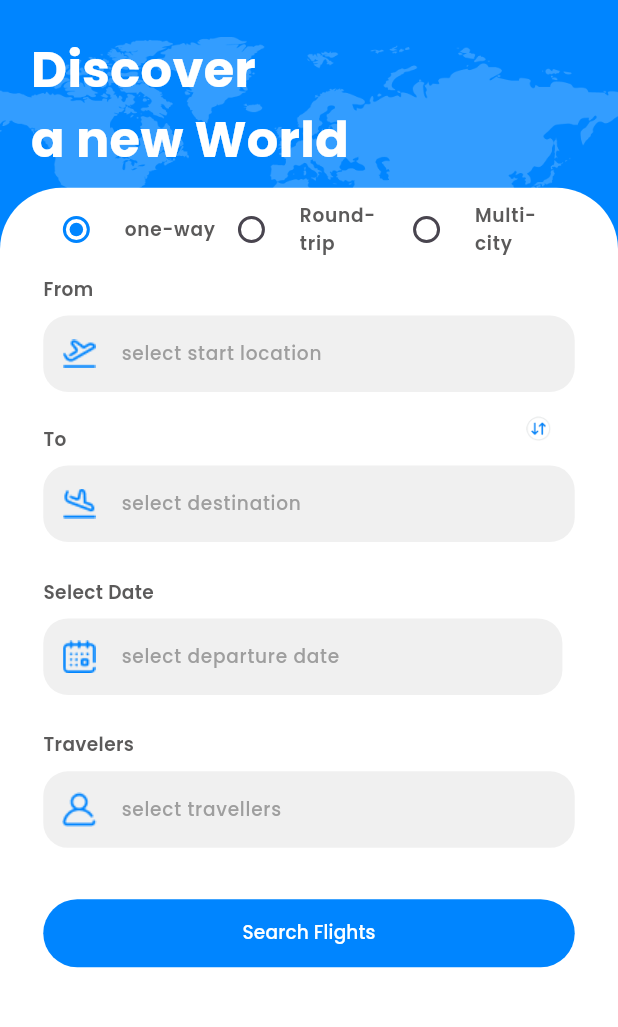
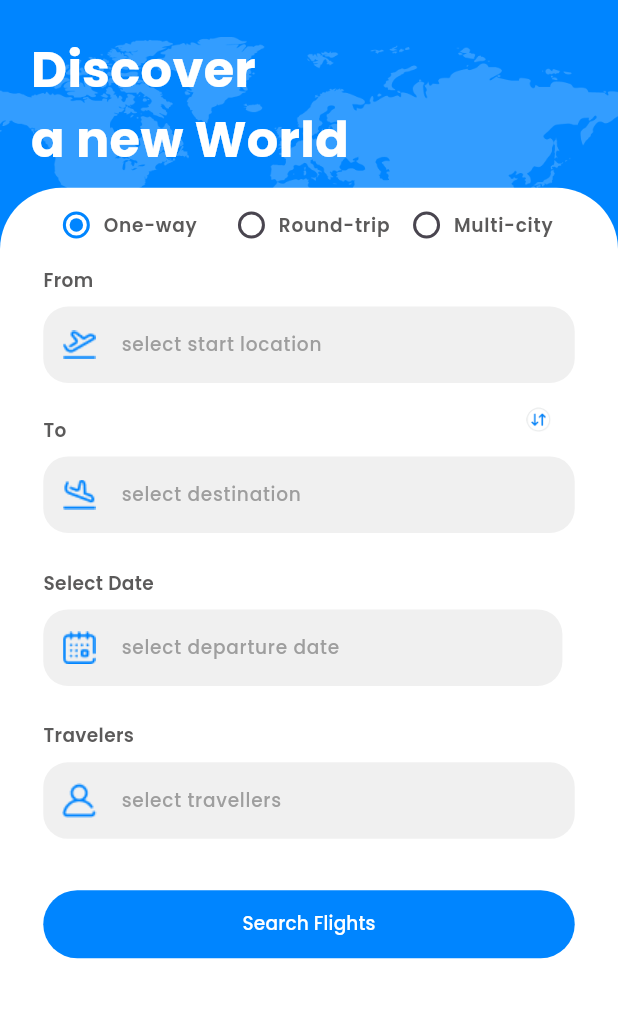
Before and after one commit to MetoIsTheKing/Graduation-Project-2025, a Flutter app: the ExploreScreen screen opened by its route, after a tap on "Flight", on a phone screen of 412 x 824 dp, the part 62-1089 px from its top. Run offline on Flutter 3.47's test engine with Material 3 defaults, Android fonts, the phone set to English and light mode, and no system bars; our stand-ins replace bloc, cherry_toast, connectivity_plus, country_picker, device_preview, dio and 6 more; missing offline and left inert: dot_curved_bottom_nav; accounts and stored records are empty; network calls fail; project files that could hold a hidden picture were left out.

Commit message:
some adjustments on flights mainly the scroll issue on multicity

```diff
--- a/lib/app.dart
+++ b/lib/app.dart
@@ -18,7 +18,7 @@ class MyApp extends StatelessWidget {
         builder: DevicePreview.appBuilder,
         debugShowCheckedModeBanner: false,
         onGenerateRoute: AppRouter().generateRoute,
-        initialRoute: Routes.mainHome,
+        initialRoute: Routes.flights,
       ),
     );
   }
--- a/lib/features/home/explore/flights/presentation/pages/flights_screen.dart
+++ b/lib/features/home/explore/flights/presentation/pages/flights_screen.dart
@@ -104,30 +104,46 @@ class _FlightsScreenState extends State<FlightsScreen> {
       builder: (context) {
         DateTime? tempPickedDate = !isReturnDate
             ? selecteFlightModel.departureDate
-            : selecteFlightModel.returnDate; // Use temp variable inside builder
+            : selecteFlightModel.returnDate;
 
         return Theme(
           data: ThemeData(
             colorScheme: ColorScheme.light(
-              primary: AppColors.appBlue, // Change selection color to blue
+              primary: AppColors.appBlue,
+            ),
+            textTheme: TextTheme(
+              bodyLarge: TextStyles.medium20(deviceInfo, Colors.black).copyWith(
+                  fontSize: deviceInfo.screenWidth * 0.035), // Responsive text
             ),
           ),
           child: Column(
             mainAxisSize: MainAxisSize.min,
             children: [
+              Padding(
+                padding: const EdgeInsets.all(16.0),
+                child: Text(
+                  "Select Date",
+                  style: TextStyles.mediumDark16
+                      .copyWith(fontSize: deviceInfo.screenWidth * 0.05),
+                ),
+              ),
               CalendarDatePicker(
                 initialDate: tempPickedDate ?? DateTime.now(),
                 firstDate: DateTime.now(),
                 lastDate: DateTime(2030),
                 onDateChanged: (date) {
-                  tempPickedDate = date; // Update temp variable
+                  tempPickedDate = date;
                 },
               ),
               TextButton(
                 onPressed: () {
-                  Navigator.pop(context, tempPickedDate); // Return picked date
+                  Navigator.pop(context, tempPickedDate);
                 },
-                child: Text("Select"),
+                child: Text(
+                  "Select",
+                  style: TextStyles.medium20(deviceInfo, Colors.blue)
+                      .copyWith(fontSize: deviceInfo.screenWidth * 0.05),
+                ),
               ),
               SizedBox(height: deviceInfo.screenHeight * 0.03),
             ],
@@ -152,7 +168,6 @@ class _FlightsScreenState extends State<FlightsScreen> {
       });
     }
   }
-
   ///////////////////////////////// Date Selection functions //////////////////////////////
 
   ///////////////////////////////// Buttons onPress functions //////////////////////////////
@@ -185,9 +200,12 @@ class _FlightsScreenState extends State<FlightsScreen> {
 
   void onDeleteCardPressed(int index) {
     setState(() {
+      if (multiCityList.length > 1) {
         multiCityList.removeAt(index);
+      }
     });
   }
+
   ///////////////////////////////// Buttons onPress functions //////////////////////////////
 
   ///////////////////////////////// Fields onTap functions //////////////////////////////
@@ -215,7 +233,7 @@ class _FlightsScreenState extends State<FlightsScreen> {
               height: deviceInfo.screenHeight * 0.76,
               padding: EdgeInsets.symmetric(
                 horizontal: deviceInfo.screenWidth * 0.02,
-                vertical: deviceInfo.screenHeight * 0.001,
+                vertical: deviceInfo.screenHeight * 0.01,
               ),
               width: double.infinity,
               decoration: BoxDecoration(
@@ -395,13 +413,13 @@ class _FlightsScreenState extends State<FlightsScreen> {
                                                 flightActionsModel,
                                             isTwoWay: true,
                                           ),
-                                          Column(
+                                          SingleChildScrollView(
+                                            child: Column(
                                               children: [
-                                              SizedBox(
-                                                height:
-                                                    deviceInfo.screenHeight *
-                                                        0.45,
-                                                child: ListView.builder(
+                                                ListView.builder(
+                                                  physics:
+                                                      NeverScrollableScrollPhysics(),
+                                                  shrinkWrap: true,
                                                   itemCount:
                                                       multiCityList.length,
                                                   itemBuilder:
@@ -421,7 +439,6 @@ class _FlightsScreenState extends State<FlightsScreen> {
                                                     );
                                                   },
                                                 ),
-                                              ),
                                                 selectedFlightType == 'option3'
                                                     ? CustomRoundedButton(
                                                         deviceInfo: deviceInfo,
@@ -429,7 +446,8 @@ class _FlightsScreenState extends State<FlightsScreen> {
                                                             'add another flight ?',
                                                         backgroundColor:
                                                             Colors.white,
-                                                      onPressed: flightActionsModel
+                                                        onPressed:
+                                                            flightActionsModel
                                                                 .onAddAnotherFlightPressed,
                                                         textColor:
                                                             AppColors.appBlue,
@@ -445,14 +463,20 @@ class _FlightsScreenState extends State<FlightsScreen> {
                                                   },
                                                   textColor: Colors.white,
                                                 ),
+                                                SizedBox(
+                                                  height:
+                                                      deviceInfo.screenHeight *
+                                                          0.03,
+                                                )
                                               ],
+                                            ),
                                           ),
                                         ],
                                       ),
                                     ),
                                   ),
                                   // SizedBox(
-                                  //   height: deviceInfo.screenHeight * 0.01,
+                                  //   height: deviceInfo.screenHeight * 0.05,
                                   // )
                                 ],
                               ),
--- a/lib/features/home/explore/flights/presentation/widgets/radio_tiles_row.dart
+++ b/lib/features/home/explore/flights/presentation/widgets/radio_tiles_row.dart
@@ -2,9 +2,7 @@ import 'package:flutter/material.dart';
 import 'package:graduation_project_2025/config/dependency_injection/di.dart';
 import 'package:graduation_project_2025/config/theming/text_styles.dart';
 import 'package:graduation_project_2025/core/responsive/Models/device_info.dart';
-
 import 'package:graduation_project_2025/core/utils/app_colors.dart';
-import 'package:graduation_project_2025/features/home/explore/flights/presentation/flights_utils.dart';
 
 class RadioTilesRow extends StatelessWidget {
   final String? selectedFlightType;
@@ -19,58 +17,64 @@ class RadioTilesRow extends StatelessWidget {
   @override
   Widget build(BuildContext context) {
     final deviceInfo = getIt<DeviceInfo>();
+    final options = [
+      {'value': 'option1', 'label': 'One-way'},
+      {'value': 'option2', 'label': 'Round-trip'},
+      {'value': 'option3', 'label': 'Multi-city'},
+    ];
 
     return Row(
       mainAxisAlignment: MainAxisAlignment.spaceBetween,
-      children: [
-        Expanded(
-          child: RadioListTile(
-            activeColor: AppColors.appBlue,
-            value: 'option1',
-            groupValue: selectedFlightType,
+      children: options.map((option) {
+        return Expanded(
+          child: FlightTypeRadioTile(
+            value: option['value']!,
+            label: option['label']!,
+            selectedValue: selectedFlightType,
             onChanged: onSelectedFlightType,
-            visualDensity: VisualDensity.compact, // Reduces space
-            contentPadding: EdgeInsets.zero, // Removes extra padding
-            title: Text('one-way',
-                style: TextStyles.semiBold18(deviceInfo, AppColors.appBlack)
-                    .copyWith(fontSize: deviceInfo.screenWidth * 0.03)),
+            deviceInfo: deviceInfo,
           ),
-        ),
-        Expanded(
-          child: RadioListTile(
-            activeColor: AppColors.appBlue,
-            value: 'option2',
-            groupValue: selectedFlightType,
-            onChanged: (String? value) {
-              onSelectedFlightType(value);
-            },
-            visualDensity: VisualDensity.compact, // Reduces space
-            contentPadding: EdgeInsets.zero, // Removes extra padding
-            title: Text(
-              'Round-trip',
-              style: TextStyles.semiBold18(deviceInfo, AppColors.appBlack)
-                  .copyWith(
-                      fontSize:
-                          deviceInfo.screenWidth * 0.03), // Replace this line
-            ),
-          ),
-        ),
-        Expanded(
-          child: RadioListTile(
-            activeColor: AppColors.appBlue,
-            value: 'option3',
-            groupValue: selectedFlightType,
-            onChanged: (String? value) {
-              onSelectedFlightType(value);
-            },
-            visualDensity: VisualDensity.compact, // Reduces space
-            contentPadding: EdgeInsets.zero, // Removes extra padding
-            title: Text('Multi-city',
-                style: TextStyles.semiBold18(deviceInfo, AppColors.appBlack)
-                    .copyWith(fontSize: deviceInfo.screenWidth * 0.03)),
-          ),
-        ),
-      ],
+        );
+      }).toList(),
     );
   }
 }
+
+class FlightTypeRadioTile extends StatelessWidget {
+  final String value;
+  final String label;
+  final String? selectedValue;
+  final void Function(String? value) onChanged;
+  final DeviceInfo deviceInfo;
+
+  const FlightTypeRadioTile({
+    super.key,
+    required this.value,
+    required this.label,
+    required this.selectedValue,
+    required this.onChanged,
+    required this.deviceInfo,
+  });
+
+  @override
+  Widget build(BuildContext context) {
+    return Theme(
+      data: Theme.of(context).copyWith(
+        listTileTheme: const ListTileThemeData(horizontalTitleGap: 2),
+      ),
+      child: RadioListTile(
+        activeColor: AppColors.appBlue,
+        value: value,
+        groupValue: selectedValue,
+        onChanged: onChanged,
+        visualDensity: VisualDensity.compact,
+        contentPadding: EdgeInsets.zero,
+        title: Text(
+          label,
+          style: TextStyles.semiBold18(deviceInfo, AppColors.appBlack)
+              .copyWith(fontSize: deviceInfo.screenWidth * 0.03),
+        ),
+      ),
+    );
+  }
+}
```
Also changed, not shown: lib/features/home/explore/flights/presentation/widgets/flights_date_picker_widget.dart (added, +172 -0 lines), 4 other files. Lines whose indentation alone changed are shown as unchanged.
